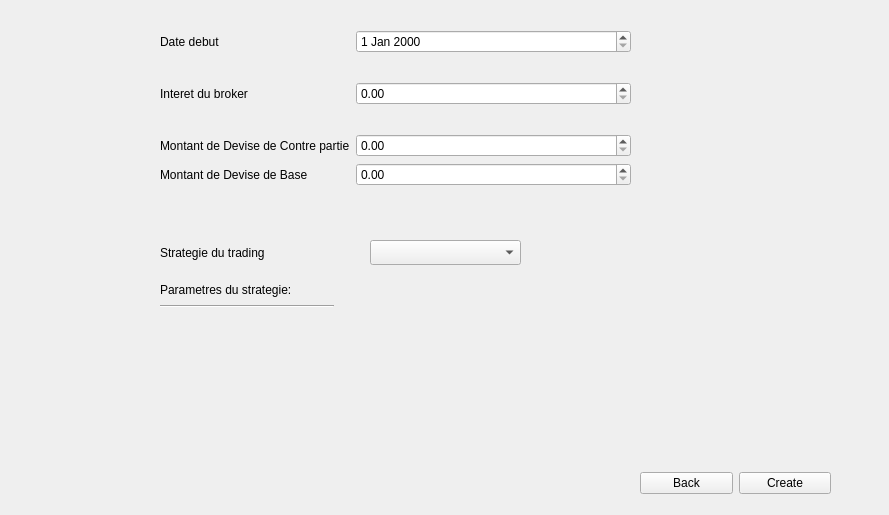
Above: source/TradingSimulator/configuration.ui from VSahanaa/LO21_TrandingSimulator before the change. Below: the same form after it.
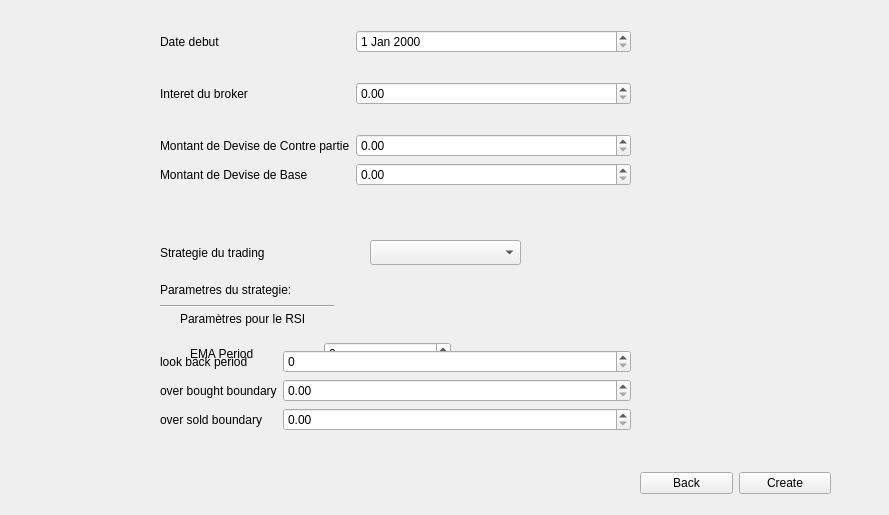
That is the form after the change. The open tabs and pages were chosen to show the change.

The edit to the form file:
```diff
--- a/source/TradingSimulator/configuration.ui
+++ b/source/TradingSimulator/configuration.ui
@@ -256,6 +256,28 @@
         <height>131</height>
        </rect>
       </property>
+      <widget class="QWidget" name="">
+       <property name="geometry">
+        <rect>
+         <x>30</x>
+         <y>10</y>
+         <width>261</width>
+         <height>28</height>
+        </rect>
+       </property>
+       <layout class="QHBoxLayout" name="horizontalLayout_3">
+        <item>
+         <widget class="QLabel" name="label_8">
+          <property name="text">
+           <string>EMA Period</string>
+          </property>
+         </widget>
+        </item>
+        <item>
+         <widget class="QSpinBox" name="pickEmaPeriod"/>
+        </item>
+       </layout>
+      </widget>
      </widget>
      <widget class="QComboBox" name="listeStrategie">
       <property name="geometry">
@@ -286,7 +308,7 @@
        <string>Strategie du trading</string>
       </property>
      </widget>
-     <widget class="QWidget" name="">
+     <widget class="QWidget" name="layoutWidget">
       <property name="geometry">
        <rect>
         <x>0</x>
@@ -315,8 +337,73 @@
        </item>
       </layout>
      </widget>
+     <widget class="QWidget" name="rsiParameters" native="true">
+      <property name="geometry">
+       <rect>
+        <x>0</x>
+        <y>80</y>
+        <width>471</width>
+        <height>131</height>
+       </rect>
+      </property>
+      <widget class="QWidget" name="">
+       <property name="geometry">
+        <rect>
+         <x>0</x>
+         <y>40</y>
+         <width>471</width>
+         <height>92</height>
+        </rect>
+       </property>
+       <layout class="QFormLayout" name="formLayout_2">
+        <item row="0" column="0">
+         <widget class="QLabel" name="label_11">
+          <property name="text">
+           <string>look back period</string>
+          </property>
+         </widget>
+        </item>
+        <item row="0" column="1">
+         <widget class="QSpinBox" name="pickLookbackPeriod"/>
+        </item>
+        <item row="1" column="0">
+         <widget class="QLabel" name="label_9">
+          <property name="text">
+           <string>over bought boundary</string>
+          </property>
+         </widget>
+        </item>
+        <item row="2" column="0">
+         <widget class="QLabel" name="label_10">
+          <property name="text">
+           <string>over sold boundary</string>
+          </property>
+         </widget>
+        </item>
+        <item row="2" column="1">
+         <widget class="QDoubleSpinBox" name="pickOversold"/>
+        </item>
+        <item row="1" column="1">
+         <widget class="QDoubleSpinBox" name="pickOverbought"/>
+        </item>
+       </layout>
+      </widget>
+      <widget class="QLabel" name="label_12">
+       <property name="geometry">
+        <rect>
+         <x>20</x>
+         <y>0</y>
+         <width>181</width>
+         <height>17</height>
+        </rect>
+       </property>
+       <property name="text">
+        <string>Paramètres pour le RSI</string>
+       </property>
+      </widget>
+     </widget>
     </widget>
-    <widget class="QWidget" name="">
+    <widget class="QWidget" name="layoutWidget">
      <property name="geometry">
       <rect>
        <x>160</x>
@@ -394,7 +481,7 @@
       </item>
      </layout>
     </widget>
-    <widget class="QWidget" name="">
+    <widget class="QWidget" name="layoutWidget">
      <property name="geometry">
       <rect>
        <x>640</x>
```
Left out of the diff: 6 changed lines with no effect on the pictures.
